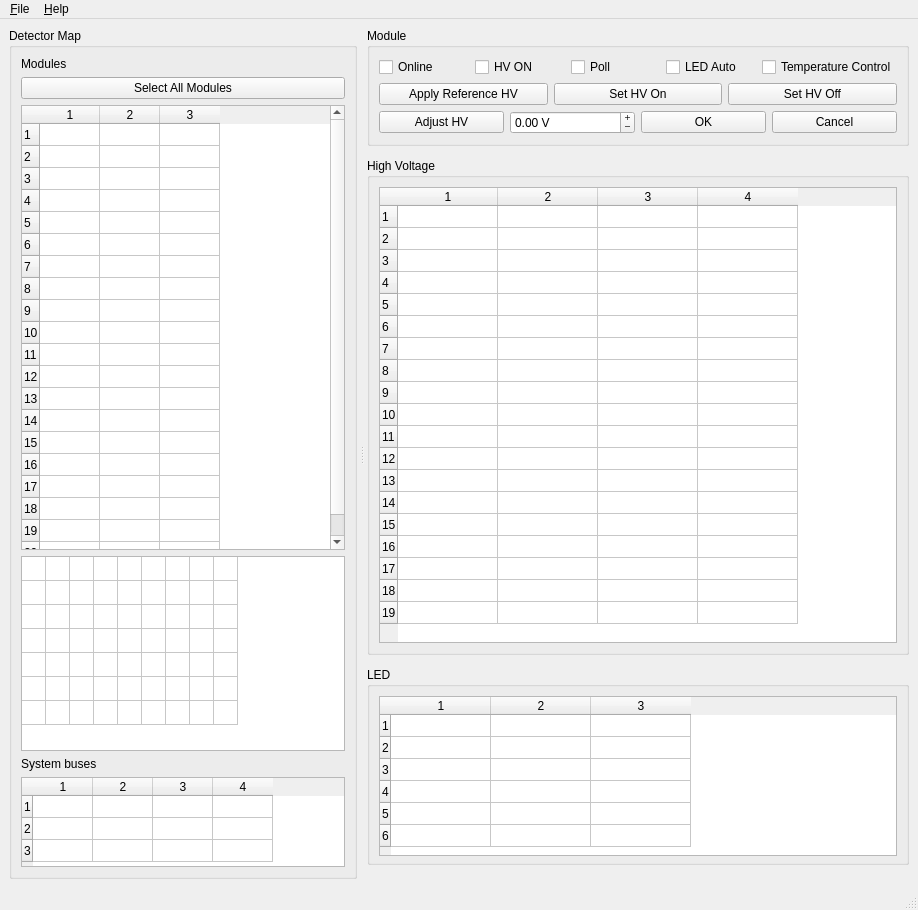
Before: the Qt Designer form main.ui in sultanmusin/pyslow, drawn with Qt 5.
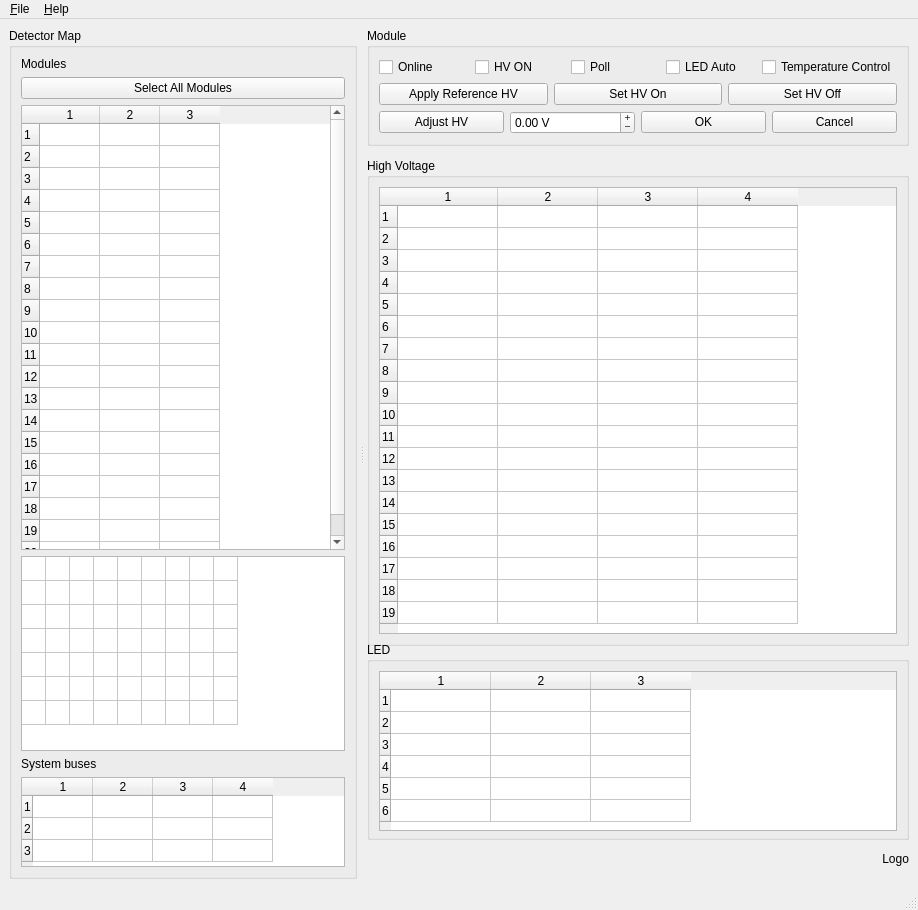
After: the same form once the commit is applied.

Commit message: Logo display

```diff
--- a/main.ui
+++ b/main.ui
@@ -566,6 +566,16 @@
           </layout>
          </widget>
         </item>
+        <item>
+         <widget class="QLabel" name="logo">
+          <property name="text">
+           <string>Logo</string>
+          </property>
+          <property name="alignment">
+           <set>Qt::AlignRight|Qt::AlignTrailing|Qt::AlignVCenter</set>
+          </property>
+         </widget>
+        </item>
         <item>
          <widget class="QFrame" name="frame">
           <property name="sizePolicy">
```
The commit also changes 3 other files.
